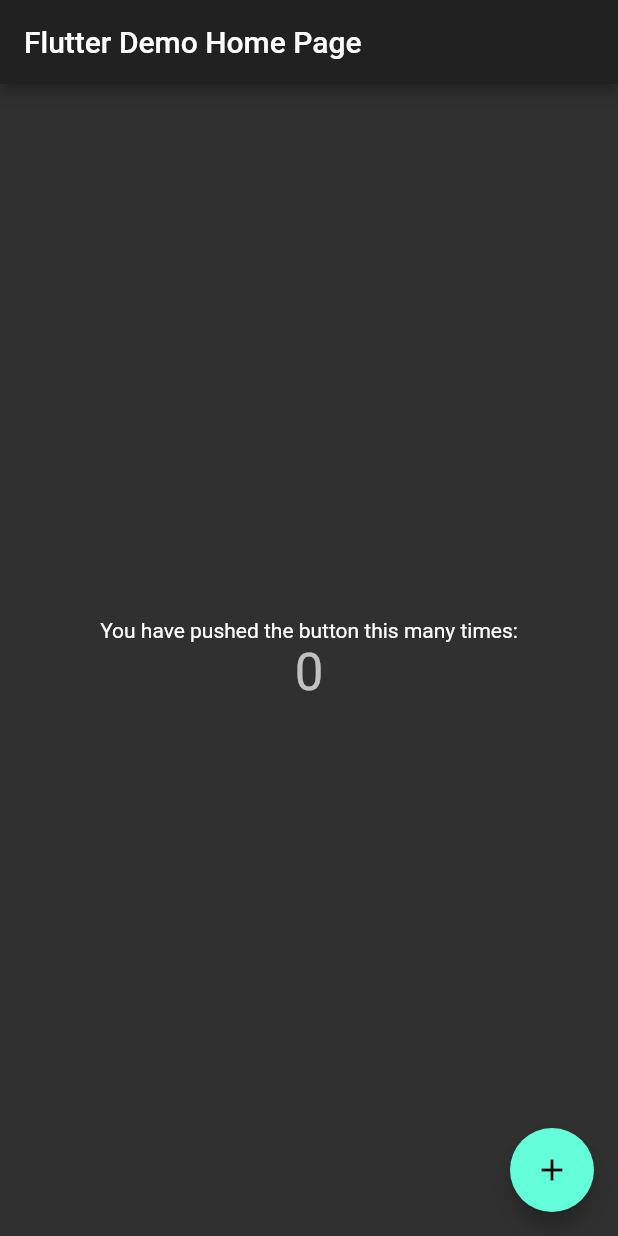
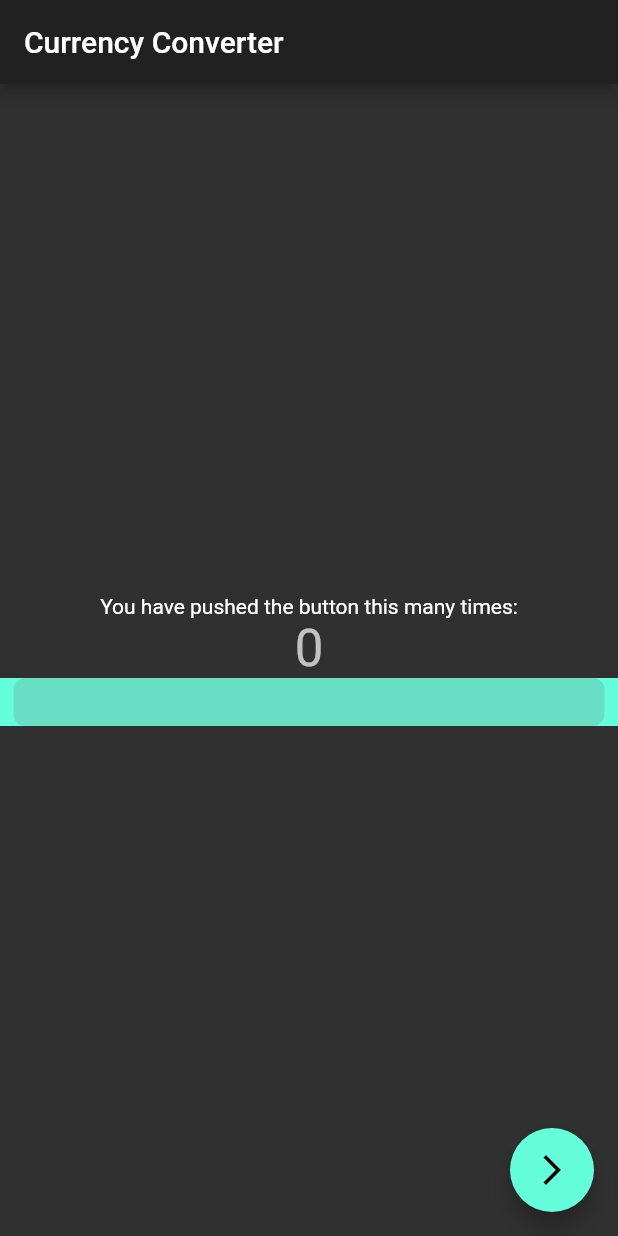
Before and after one commit to 1805ayush/Currency-Converter, a Flutter app: the screen it shows after launch, on a phone screen of 412 x 824 dp. Run offline on Flutter 3.47's test engine with Material 2 defaults, Android fonts, the phone set to English and light mode, and no system bars.

Commit message:
first commit

```diff
--- a/lib/Components/currency_picker.dart
+++ b/lib/Components/currency_picker.dart
@@ -0,0 +1,57 @@
+import 'package:flutter/material.dart';
+import 'package:flutter/cupertino.dart';
+import 'package:flutter/rendering.dart';
+
+const List<String> currenciesList = [
+  'AUD',
+  'BRL',
+  'CAD',
+  'CNY',
+  'EUR',
+  'GBP',
+  'HKD',
+  'IDR',
+  'ILS',
+  'INR',
+  'JPY',
+  'MXN',
+  'NOK',
+  'NZD',
+  'PLN',
+  'RON',
+  'RUB',
+  'SEK',
+  'SGD',
+  'USD',
+  'ZAR'
+];
+
+String selectedCurrency;
+
+class CurrencyPicker extends StatelessWidget{
+  CurrencyPicker(
+      this.currency
+      );
+  @override
+
+  String currency;
+  List<Text> pickerItems = [];
+  void addPickerItems(){
+    for (String currency in currenciesList) {
+      pickerItems.add(Text(currency));
+    }
+  }
+
+
+
+  Widget build(BuildContext context) {
+    return CupertinoPicker(
+        backgroundColor: Colors.tealAccent,
+        itemExtent: 32.0,
+        onSelectedItemChanged: (selectedIndex){
+            currency= currenciesList[selectedIndex];
+        },
+        children: pickerItems,
+    );
+  }
+}
--- a/lib/main.dart
+++ b/lib/main.dart
@@ -1,4 +1,5 @@
 import 'package:flutter/material.dart';
+import 'package:currency_converter/Components/currency_picker.dart';
 
 void main() {
   runApp(MyApp());
@@ -11,22 +12,13 @@ class MyApp extends StatelessWidget {
     return MaterialApp(
       title: 'Flutter Demo',
       theme: ThemeData.dark(),
-      home: MyHomePage(title: 'Flutter Demo Home Page'),
+      home: MyHomePage(title: 'Currency Converter'),
     );
   }
 }
 
 class MyHomePage extends StatefulWidget {
   MyHomePage({Key key, this.title}) : super(key: key);
-
-  // This widget is the home page of your application. It is stateful, meaning
-  // that it has a State object (defined below) that contains fields that affect
-  // how it looks.
-
-  // This class is the configuration for the state. It holds the values (in this
-  // case the title) provided by the parent (in this case the App widget) and
-  // used by the build method of the State. Fields in a Widget subclass are
-  // always marked "final".
 
   final String title;
 
@@ -50,36 +42,12 @@ class _MyHomePageState extends State<MyHomePage> {
 
   @override
   Widget build(BuildContext context) {
-    // This method is rerun every time setState is called, for instance as done
-    // by the _incrementCounter method above.
-    //
-    // The Flutter framework has been optimized to make rerunning build methods
-    // fast, so that you can just rebuild anything that needs updating rather
-    // than having to individually change instances of widgets.
     return Scaffold(
       appBar: AppBar(
-        // Here we take the value from the MyHomePage object that was created by
-        // the App.build method, and use it to set our appbar title.
         title: Text(widget.title),
       ),
       body: Center(
-        // Center is a layout widget. It takes a single child and positions it
-        // in the middle of the parent.
         child: Column(
-          // Column is also a layout widget. It takes a list of children and
-          // arranges them vertically. By default, it sizes itself to fit its
-          // children horizontally, and tries to be as tall as its parent.
-          //
-          // Invoke "debug painting" (press "p" in the console, choose the
-          // "Toggle Debug Paint" action from the Flutter Inspector in Android
-          // Studio, or the "Toggle Debug Paint" command in Visual Studio Code)
-          // to see the wireframe for each widget.
-          //
-          // Column has various properties to control how it sizes itself and
-          // how it positions its children. Here we use mainAxisAlignment to
-          // center the children vertically; the main axis here is the vertical
-          // axis because Columns are vertical (the cross axis would be
-          // horizontal).
           mainAxisAlignment: MainAxisAlignment.center,
           children: <Widget>[
             Text(
@@ -89,13 +57,16 @@ class _MyHomePageState extends State<MyHomePage> {
               '$_counter',
               style: Theme.of(context).textTheme.headline4,
             ),
+            CurrencyPicker('USD'),
           ],
+
         ),
+
       ),
       floatingActionButton: FloatingActionButton(
         onPressed: _incrementCounter,
         tooltip: 'Increment',
-        child: Icon(Icons.add),
+        child: Icon(Icons.arrow_forward_ios_outlined),
       ), // This trailing comma makes auto-formatting nicer for build methods.
     );
   }
--- a/pubspec.yaml
+++ b/pubspec.yaml
@@ -28,6 +28,7 @@ dependencies:
   # The following adds the Cupertino Icons font to your application.
   # Use with the CupertinoIcons class for iOS style icons.
   cupertino_icons: ^1.0.2
+  http: ^0.12.0+2
 
 dev_dependencies:
   flutter_test:
```
Also changed, not shown: pubspec.lock.
